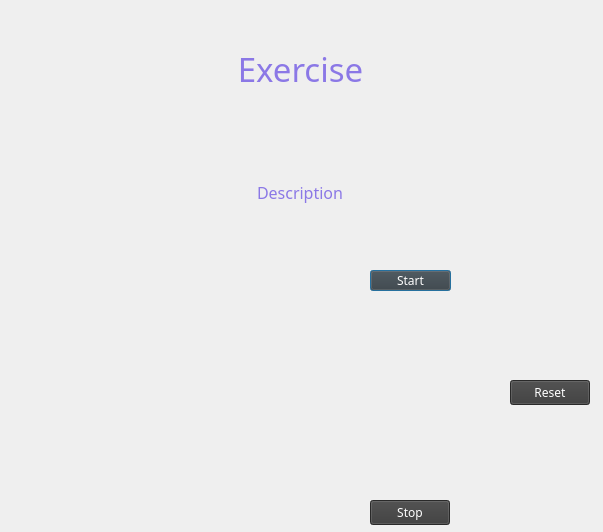
Old version of the form descriptiondialog.ui in the repository Nicholas-LeBoeuf/RemoteWorkouts.
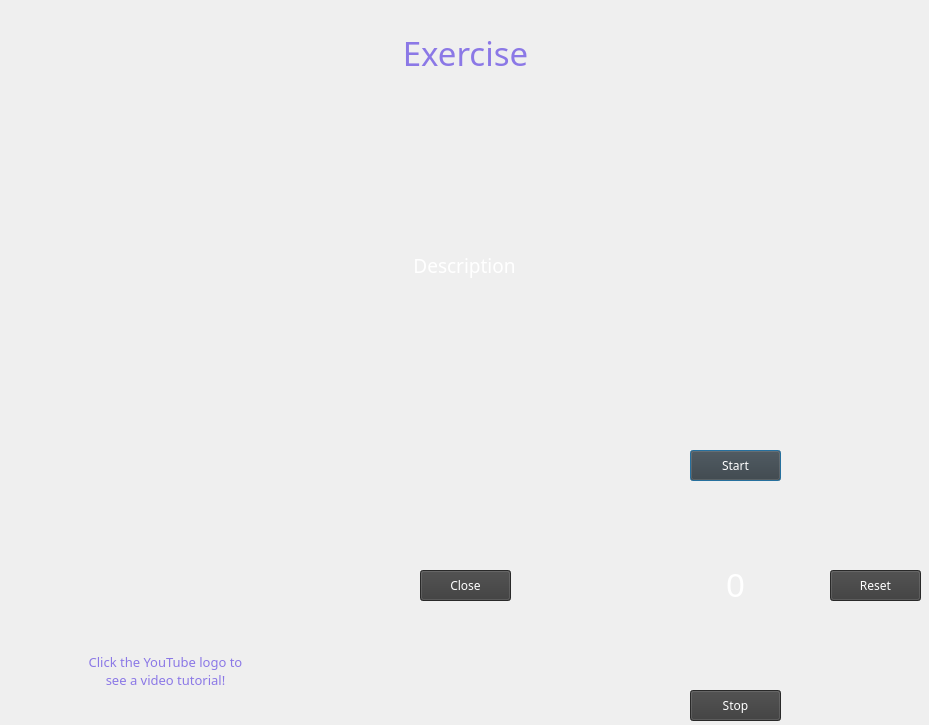
New version of the form. Icons and pictures are not drawn.

What changed in the file:
```diff
--- a/descriptiondialog.ui
+++ b/descriptiondialog.ui
@@ -6,8 +6,8 @@
    <rect>
     <x>0</x>
     <y>0</y>
-    <width>603</width>
-    <height>532</height>
+    <width>929</width>
+    <height>725</height>
    </rect>
   </property>
   <property name="windowTitle">
@@ -25,10 +25,10 @@
   <widget class="QPushButton" name="start">
    <property name="geometry">
     <rect>
-     <x>370</x>
-     <y>270</y>
-     <width>81</width>
-     <height>21</height>
+     <x>690</x>
+     <y>450</y>
+     <width>91</width>
+     <height>31</height>
     </rect>
    </property>
    <property name="font">
@@ -49,10 +49,10 @@
   <widget class="QPushButton" name="stop">
    <property name="geometry">
     <rect>
-     <x>370</x>
-     <y>500</y>
-     <width>80</width>
-     <height>25</height>
+     <x>690</x>
+     <y>690</y>
+     <width>91</width>
+     <height>31</height>
     </rect>
    </property>
    <property name="font">
@@ -70,10 +70,10 @@
   <widget class="QPushButton" name="reset">
    <property name="geometry">
     <rect>
-     <x>510</x>
-     <y>380</y>
-     <width>80</width>
-     <height>25</height>
+     <x>830</x>
+     <y>570</y>
+     <width>91</width>
+     <height>31</height>
     </rect>
    </property>
    <property name="font">
@@ -91,8 +91,8 @@
   <widget class="QLabel" name="timer">
    <property name="geometry">
     <rect>
-     <x>300</x>
-     <y>300</y>
+     <x>630</x>
+     <y>490</y>
      <width>211</width>
      <height>191</height>
     </rect>
@@ -112,16 +112,13 @@
     <bool>false</bool>
    </property>
    <property name="styleSheet">
-    <string notr="true"/>
+    <string notr="true">color: rgb(255, 255, 255);</string>
    </property>
    <property name="frameShape">
     <enum>QFrame::NoFrame</enum>
    </property>
    <property name="text">
-    <string/>
-   </property>
-   <property name="pixmap">
-    <pixmap resource="resources.qrc">:/images/stopwatch.png</pixmap>
+    <string>0</string>
    </property>
    <property name="scaledContents">
     <bool>true</bool>
@@ -136,8 +133,8 @@
   <widget class="QLabel" name="stopwatch">
    <property name="geometry">
     <rect>
-     <x>300</x>
-     <y>300</y>
+     <x>630</x>
+     <y>490</y>
      <width>211</width>
      <height>191</height>
     </rect>
@@ -158,8 +155,8 @@
   <widget class="QPushButton" name="youtube">
    <property name="geometry">
     <rect>
-     <x>50</x>
-     <y>300</y>
+     <x>60</x>
+     <y>490</y>
      <width>211</width>
      <height>151</height>
     </rect>
@@ -179,18 +176,95 @@
     <string/>
    </property>
   </widget>
-  <widget class="QWidget" name="">
+  <widget class="QLabel" name="chalkboard">
    <property name="geometry">
     <rect>
-     <x>0</x>
-     <y>10</y>
-     <width>601</width>
-     <height>241</height>
+     <x>104</x>
+     <y>90</y>
+     <width>721</width>
+     <height>351</height>
     </rect>
    </property>
-   <layout class="QVBoxLayout" name="verticalLayout">
-    <item>
+   <property name="text">
+    <string/>
+   </property>
+   <property name="pixmap">
+    <pixmap resource="resources.qrc">:/images/chalkboard.jpg</pixmap>
+   </property>
+   <property name="scaledContents">
+    <bool>true</bool>
+   </property>
+   <property name="alignment">
+    <set>Qt::AlignCenter</set>
+   </property>
+  </widget>
+  <widget class="QLabel" name="label">
+   <property name="geometry">
+    <rect>
+     <x>80</x>
+     <y>650</y>
+     <width>171</width>
+     <height>41</height>
+    </rect>
+   </property>
+   <property name="font">
+    <font>
+     <family>Rockwell</family>
+     <pointsize>10</pointsize>
+    </font>
+   </property>
+   <property name="styleSheet">
+    <string notr="true">QLabel {color: rgb(139, 120, 230);}</string>
+   </property>
+   <property name="text">
+    <string>Click the YouTube logo to see a video tutorial!</string>
+   </property>
+   <property name="scaledContents">
+    <bool>false</bool>
+   </property>
+   <property name="alignment">
+    <set>Qt::AlignCenter</set>
+   </property>
+   <property name="wordWrap">
+    <bool>true</bool>
+   </property>
+  </widget>
+  <widget class="QPushButton" name="close">
+   <property name="geometry">
+    <rect>
+     <x>420</x>
+     <y>570</y>
+     <width>91</width>
+     <height>31</height>
+    </rect>
+   </property>
+   <property name="font">
+    <font>
+     <family>Rockwell</family>
+    </font>
+   </property>
+   <property name="cursor">
+    <cursorShape>PointingHandCursor</cursorShape>
+   </property>
+   <property name="styleSheet">
+    <string notr="true">QPushButton {color: white; background-color: rgb(58, 58, 58)}</string>
+   </property>
+   <property name="text">
+    <string>Close</string>
+   </property>
+   <property name="checkable">
+    <bool>false</bool>
+   </property>
+  </widget>
      <widget class="QLabel" name="exerciseName">
+   <property name="geometry">
+    <rect>
+     <x>110</x>
+     <y>30</y>
+     <width>711</width>
+     <height>46</height>
+    </rect>
+   </property>
       <property name="font">
        <font>
         <family>Rockwell</family>
@@ -210,17 +284,24 @@
        <set>Qt::AlignCenter</set>
       </property>
      </widget>
-    </item>
-    <item alignment="Qt::AlignHCenter">
      <widget class="QLabel" name="exerciseDesc">
+   <property name="geometry">
+    <rect>
+     <x>124</x>
+     <y>110</y>
+     <width>681</width>
+     <height>311</height>
+    </rect>
+   </property>
       <property name="font">
        <font>
         <family>Rockwell</family>
-        <pointsize>12</pointsize>
+     <pointsize>14</pointsize>
        </font>
       </property>
       <property name="styleSheet">
-       <string notr="true">QLabel {color: rgb(139, 120, 230);}</string>
+    <string notr="true">color: rgb(255, 255, 255);
+</string>
       </property>
       <property name="text">
        <string>Description</string>
@@ -238,9 +319,7 @@
        <bool>true</bool>
       </property>
      </widget>
-    </item>
-   </layout>
-  </widget>
+  <zorder>chalkboard</zorder>
   <zorder>stopwatch</zorder>
   <zorder>timer</zorder>
   <zorder>exerciseName</zorder>
```
Left out of the diff: 15 changed lines with no effect on the pictures. Lines whose indentation alone changed are shown as unchanged.
